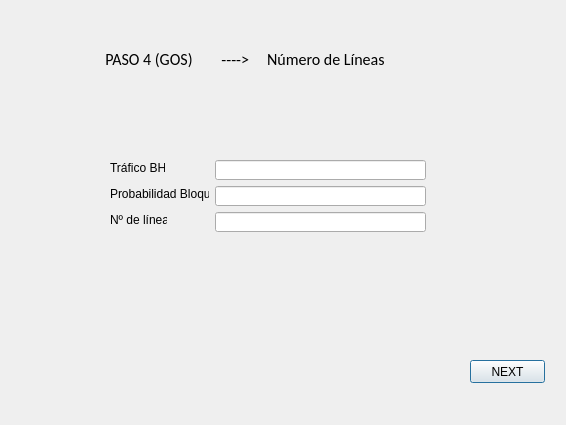
JesusdelCas99/Laboratorio_de_Telematica_P2, file Paso4.ui: the form before one commit.
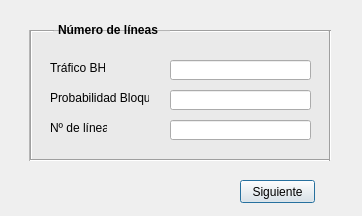
The form after the commit.

Patch:
```diff
--- a/Paso4.ui
+++ b/Paso4.ui
@@ -6,18 +6,133 @@
    <rect>
     <x>0</x>
     <y>0</y>
-    <width>566</width>
-    <height>425</height>
+    <width>362</width>
+    <height>216</height>
    </rect>
   </property>
   <property name="windowTitle">
    <string>Dialog</string>
   </property>
+  <widget class="QPushButton" name="pushButton">
+   <property name="geometry">
+    <rect>
+     <x>240</x>
+     <y>180</y>
+     <width>75</width>
+     <height>23</height>
+    </rect>
+   </property>
+   <property name="text">
+    <string>Siguiente</string>
+   </property>
+  </widget>
+  <widget class="QLabel" name="labelBHT_2">
+   <property name="geometry">
+    <rect>
+     <x>58</x>
+     <y>22</y>
+     <width>111</width>
+     <height>16</height>
+    </rect>
+   </property>
+   <property name="font">
+    <font>
+     <pointsize>9</pointsize>
+     <weight>75</weight>
+     <bold>true</bold>
+    </font>
+   </property>
+   <property name="text">
+    <string>Número de líneas</string>
+   </property>
+  </widget>
+  <widget class="Line" name="line">
+   <property name="geometry">
+    <rect>
+     <x>21</x>
+     <y>30</y>
+     <width>20</width>
+     <height>131</height>
+    </rect>
+   </property>
+   <property name="orientation">
+    <enum>Qt::Vertical</enum>
+   </property>
+  </widget>
+  <widget class="Line" name="line_2">
+   <property name="geometry">
+    <rect>
+     <x>30</x>
+     <y>140</y>
+     <width>301</width>
+     <height>41</height>
+    </rect>
+   </property>
+   <property name="orientation">
+    <enum>Qt::Horizontal</enum>
+   </property>
+  </widget>
+  <widget class="Line" name="line_4">
+   <property name="geometry">
+    <rect>
+     <x>320</x>
+     <y>30</y>
+     <width>20</width>
+     <height>131</height>
+    </rect>
+   </property>
+   <property name="orientation">
+    <enum>Qt::Vertical</enum>
+   </property>
+  </widget>
+  <widget class="Line" name="line_5">
+   <property name="geometry">
+    <rect>
+     <x>30</x>
+     <y>30</y>
+     <width>24</width>
+     <height>3</height>
+    </rect>
+   </property>
+   <property name="orientation">
+    <enum>Qt::Horizontal</enum>
+   </property>
+  </widget>
+  <widget class="QLineEdit" name="TraficoBHT">
+   <property name="geometry">
+    <rect>
+     <x>170</x>
+     <y>60</y>
+     <width>141</width>
+     <height>20</height>
+    </rect>
+   </property>
+  </widget>
+  <widget class="QLineEdit" name="lineEdit_2">
+   <property name="geometry">
+    <rect>
+     <x>170</x>
+     <y>90</y>
+     <width>141</width>
+     <height>20</height>
+    </rect>
+   </property>
+  </widget>
+  <widget class="QLineEdit" name="lineEdit_3">
+   <property name="geometry">
+    <rect>
+     <x>170</x>
+     <y>120</y>
+     <width>141</width>
+     <height>20</height>
+    </rect>
+   </property>
+  </widget>
   <widget class="QLabel" name="labelBHT">
    <property name="geometry">
     <rect>
-     <x>110</x>
-     <y>160</y>
+     <x>50</x>
+     <y>60</y>
      <width>55</width>
      <height>16</height>
     </rect>
@@ -29,8 +144,8 @@
   <widget class="QLabel" name="labelPb">
    <property name="geometry">
     <rect>
-     <x>110</x>
-     <y>186</y>
+     <x>50</x>
+     <y>90</y>
      <width>99</width>
      <height>16</height>
     </rect>
@@ -39,21 +154,11 @@
     <string>Probabilidad Bloqueo</string>
    </property>
   </widget>
-  <widget class="QLineEdit" name="TraficoBHT">
-   <property name="geometry">
-    <rect>
-     <x>215</x>
-     <y>160</y>
-     <width>211</width>
-     <height>20</height>
-    </rect>
-   </property>
-  </widget>
   <widget class="QLabel" name="label3">
    <property name="geometry">
     <rect>
-     <x>110</x>
-     <y>212</y>
+     <x>50</x>
+     <y>120</y>
      <width>57</width>
      <height>16</height>
     </rect>
@@ -62,58 +167,52 @@
     <string>Nº de líneas</string>
    </property>
   </widget>
-  <widget class="QLineEdit" name="lineEdit_3">
+  <widget class="Line" name="line_3">
    <property name="geometry">
     <rect>
-     <x>215</x>
-     <y>212</y>
-     <width>211</width>
-     <height>20</height>
+     <x>170</x>
+     <y>23</y>
+     <width>159</width>
+     <height>16</height>
     </rect>
    </property>
+   <property name="orientation">
+    <enum>Qt::Horizontal</enum>
+   </property>
   </widget>
-  <widget class="QLabel" name="label">
+  <widget class="QFrame" name="frame">
    <property name="geometry">
     <rect>
-     <x>80</x>
-     <y>50</y>
-     <width>317</width>
-     <height>19</height>
+     <x>29</x>
+     <y>30</y>
+     <width>301</width>
+     <height>131</height>
     </rect>
    </property>
-   <property name="font">
-    <font>
-     <family>Calibri</family>
-     <pointsize>12</pointsize>
-    </font>
+   <property name="styleSheet">
+    <string notr="true">background-color: rgb(234, 234, 234);</string>
    </property>
-   <property name="text">
-    <string>       PASO 4 (GOS)        ----&gt;     Número de Líneas </string>
+   <property name="frameShape">
+    <enum>QFrame::StyledPanel</enum>
    </property>
-  </widget>
-  <widget class="QLineEdit" name="lineEdit_2">
-   <property name="geometry">
-    <rect>
-     <x>215</x>
-     <y>186</y>
-     <width>211</width>
-     <height>20</height>
-    </rect>
+   <property name="frameShadow">
+    <enum>QFrame::Raised</enum>
    </property>
   </widget>
-  <widget class="QPushButton" name="pushButton">
-   <property name="geometry">
-    <rect>
-     <x>470</x>
-     <y>360</y>
-     <width>75</width>
-     <height>23</height>
-    </rect>
-   </property>
-   <property name="text">
-    <string>NEXT</string>
-   </property>
-  </widget>
+  <zorder>frame</zorder>
+  <zorder>line_5</zorder>
+  <zorder>pushButton</zorder>
+  <zorder>labelBHT_2</zorder>
+  <zorder>line</zorder>
+  <zorder>line_2</zorder>
+  <zorder>line_4</zorder>
+  <zorder>TraficoBHT</zorder>
+  <zorder>lineEdit_2</zorder>
+  <zorder>lineEdit_3</zorder>
+  <zorder>labelBHT</zorder>
+  <zorder>labelPb</zorder>
+  <zorder>label3</zorder>
+  <zorder>line_3</zorder>
  </widget>
  <resources/>
  <connections/>
```
Left out of the diff: 2 changed lines with no effect on the pictures.
